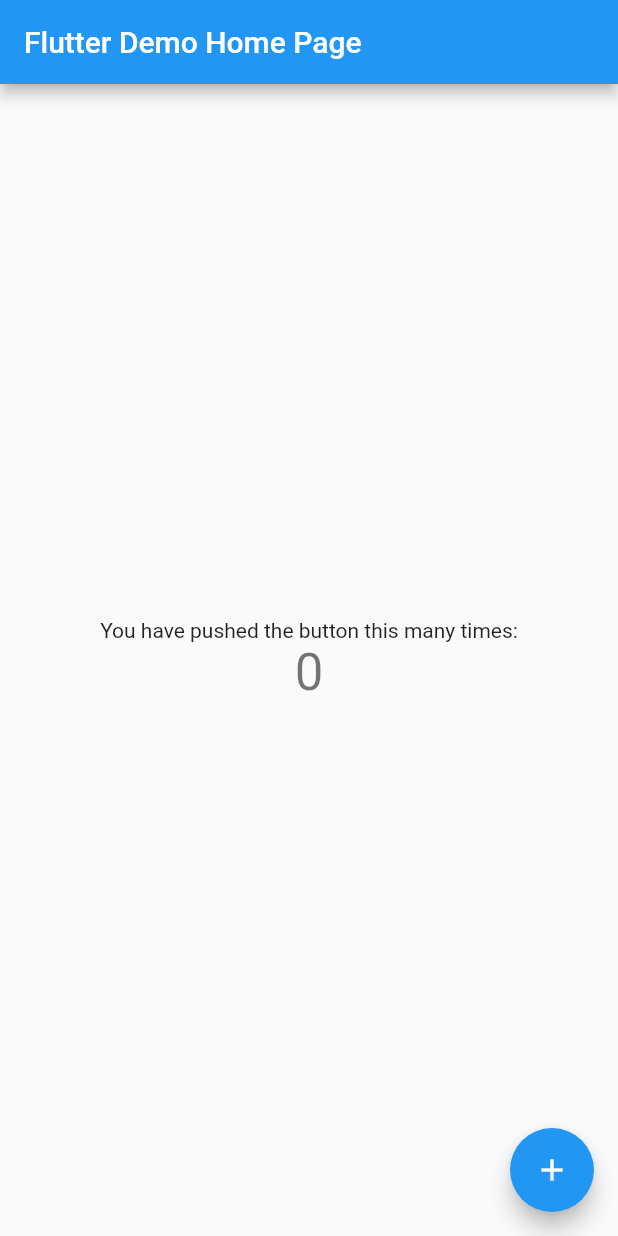
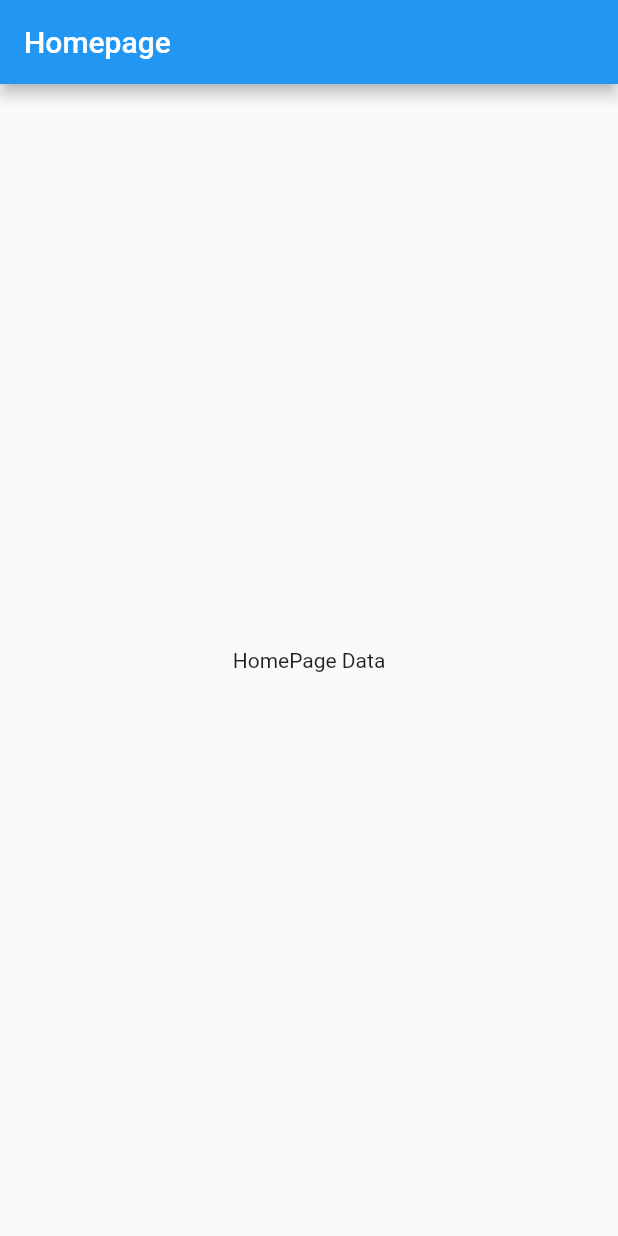
Before and after one commit to Prayash07/flutter_theme, a Flutter app: the screen it shows after launch, on a phone screen of 412 x 824 dp. Run offline on Flutter 3.47's test engine with Material 2 defaults, Android fonts, the phone set to English and light mode, and no system bars.

Commit message:
app colors themes

```diff
--- a/lib/core/routes/route_generator.dart
+++ b/lib/core/routes/route_generator.dart
@@ -1,18 +1,19 @@
 import 'package:flutter/material.dart';
 import 'package:flutter_theme/core/routes/routes.dart';
-import 'package:flutter_theme/main.dart';
+import 'package:flutter_theme/features/homepage/presentation/pages/homepage_view.dart';
 
 class AppRoutes {
   static Route<dynamic> routeGenerator(RouteSettings settings) {
+    print(settings.name);
     switch (settings.name) {
       case Routes.initial:
         return MaterialPageRoute(
-          builder: (context) => const MyHomePage(title: "Homepage"),
+          builder: (context) => const HomePageView(),
         );
 
       default:
         return MaterialPageRoute(
-          builder: (context) => const MyHomePage(title: "Homepage"),
+          builder: (context) => const HomePageView(),
         );
     }
   }
--- /dev/null
+++ b/lib/core/theme/app_colors.dart
@@ -0,0 +1,8 @@
+import 'package:flutter/material.dart';
+
+class AppColors {
+  static const Color successColor = Colors.green;
+  static const Color info = Colors.amber;
+  static const Color warning = Colors.orange;
+  static const Color danger = Colors.red;
+}
--- /dev/null
+++ b/lib/core/theme/custom_color_theme.dart
@@ -0,0 +1,46 @@
+// ignore_for_file: public_member_api_docs, sort_constructors_first
+import 'package:flutter/material.dart';
+import 'package:flutter_theme/core/theme/app_colors.dart';
+
+class CustomColors extends ThemeExtension<CustomColors> {
+  final Color? success;
+  final Color? info;
+  final Color? warning;
+  final Color? danger;
+  CustomColors({
+    this.success,
+    this.info,
+    this.warning,
+    this.danger,
+  });
+
+  @override
+  ThemeExtension<CustomColors> copyWith({
+    Color? success,
+    Color? info,
+    Color? warning,
+    Color? danger,
+  }) {
+    return CustomColors(
+      success: success ?? this.success,
+      info: info ?? this.info,
+      warning: warning ?? this.warning,
+      danger: danger ?? this.danger,
+    );
+  }
+
+  factory CustomColors.light() {
+    return CustomColors(
+      success: AppColors.successColor,
+      info: AppColors.info,
+      warning: AppColors.warning,
+      danger: AppColors.danger,
+    );
+  }
+
+  @override
+  ThemeExtension<CustomColors> lerp(
+      ThemeExtension<CustomColors>? other, double t) {
+    return this;
+  }
+}
--- /dev/null
+++ b/lib/features/homepage/presentation/pages/homepage_view.dart
@@ -0,0 +1,17 @@
+import 'package:flutter/material.dart';
+
+class HomePageView extends StatelessWidget {
+  const HomePageView({super.key});
+
+  @override
+  Widget build(BuildContext context) {
+    return Scaffold(
+      appBar: AppBar(
+        title: const Text("Homepage"),
+      ),
+      body: const Center(
+        child: Text("HomePage Data"),
+      ),
+    );
+  }
+}
--- a/lib/main.dart
+++ b/lib/main.dart
@@ -1,4 +1,6 @@
 import 'package:flutter/material.dart';
+import 'package:flutter_theme/core/routes/route_generator.dart';
+import 'package:flutter_theme/core/theme/custom_color_theme.dart';
 
 void main() {
   runApp(const MyApp());
@@ -13,55 +15,11 @@ class MyApp extends StatelessWidget {
       title: 'Flutter Demo',
       theme: ThemeData(
         primarySwatch: Colors.blue,
+        extensions: <ThemeExtension<dynamic>>[
+          CustomColors.light(),
+        ],
       ),
-      home: const MyHomePage(title: 'Flutter Demo Home Page'),
+      onGenerateRoute: AppRoutes.routeGenerator,
     );
   }
 }
-
-class MyHomePage extends StatefulWidget {
-  const MyHomePage({super.key, required this.title});
-
-  final String title;
-
-  @override
-  State<MyHomePage> createState() => _MyHomePageState();
-}
-
-class _MyHomePageState extends State<MyHomePage> {
-  int _counter = 0;
-
-  void _incrementCounter() {
-    setState(() {
-      _counter++;
-    });
-  }
-
-  @override
-  Widget build(BuildContext context) {
-    return Scaffold(
-      appBar: AppBar(
-        title: Text(widget.title),
-      ),
-      body: Center(
-        child: Column(
-          mainAxisAlignment: MainAxisAlignment.center,
-          children: <Widget>[
-            const Text(
-              'You have pushed the button this many times:',
-            ),
-            Text(
-              '$_counter',
-              style: Theme.of(context).textTheme.headline4,
-            ),
-          ],
-        ),
-      ),
-      floatingActionButton: FloatingActionButton(
-        onPressed: _incrementCounter,
-        tooltip: 'Increment',
-        child: const Icon(Icons.add),
-      ),
-    );
-  }
-}
```
